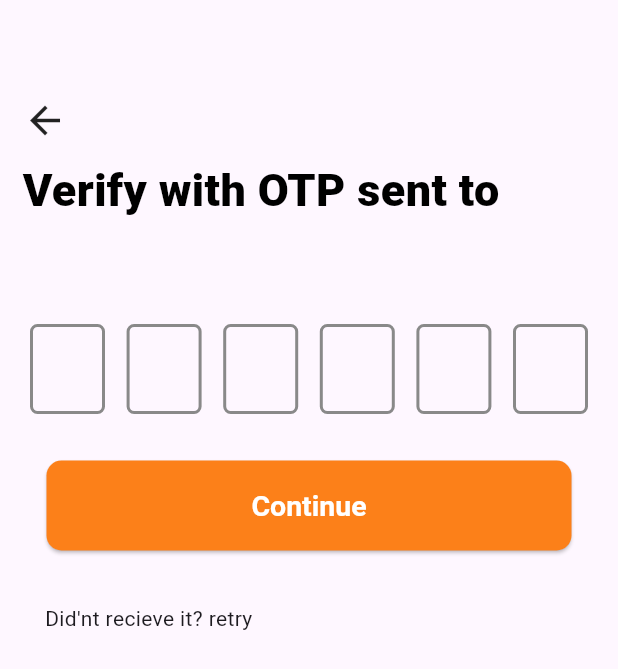
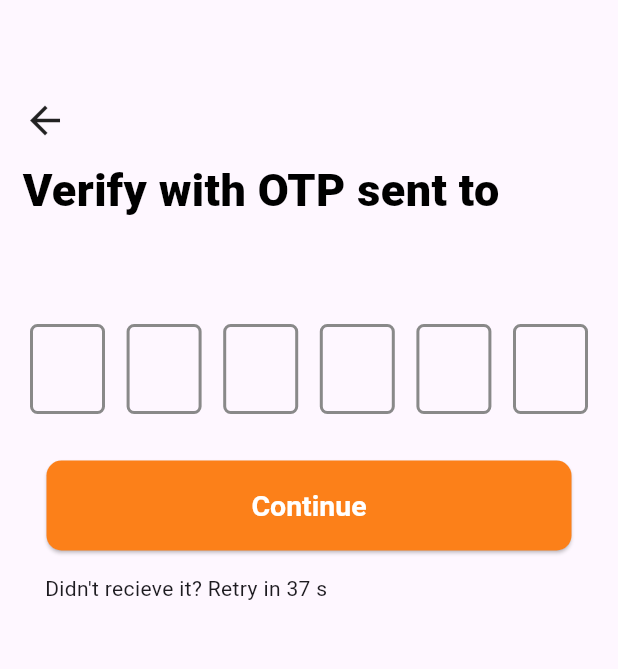
Before and after one commit to hamad-mf/swiggy_clone_project, a Flutter app: the OtpVerificationScreen screen opened directly with empty values, after a tap on the "close" icon, on a phone screen of 412 x 824 dp. Shown: the top 669 px of the screen. Run offline on Flutter 3.47's test engine with Material 3 defaults, Android fonts, the phone set to English and light mode, and no system bars; drawn by our look-alikes of pin_code_fields.

Commit message:
final changes completed for otp verification loign(logic,design)

```diff
--- a/lib/View/Login Screen/login_screen.dart
+++ b/lib/View/Login Screen/login_screen.dart
@@ -2,7 +2,6 @@ import 'dart:math';
 import 'package:flutter/material.dart';
 import 'package:swiggy_clone_project/View/Global_widgets/common_button.dart';
 
-import 'package:swiggy_clone_project/View/temp/temp.dart';
 import 'package:swiggy_clone_project/utils/constants/color_constants.dart';
 
 import 'package:swiggy_clone_project/View/otp Verification Screen/otp_verification_screen.dart';
--- a/lib/View/otp Verification Screen/otp_verification_screen.dart
+++ b/lib/View/otp Verification Screen/otp_verification_screen.dart
@@ -9,8 +9,7 @@ class OtpVerificationScreen extends StatefulWidget {
   final String otp;
   final String mobno;
 
-  const OtpVerificationScreen(
-      {required this.mobno, required this.otp, super.key});
+  OtpVerificationScreen({required this.mobno, required this.otp, super.key});
 
   @override
   State<OtpVerificationScreen> createState() => _OtpVerificationScreenState();
@@ -18,14 +17,35 @@ class OtpVerificationScreen extends StatefulWidget {
 
 class _OtpVerificationScreenState extends State<OtpVerificationScreen> {
   TextEditingController _otpcontroller = TextEditingController();
-  bool _showbanner = true;
-  int _timerseconds = 5;
-  Timer? _timer;
+  bool _showbanner = true; //to show the banner with the otp
+  int _timerseconds = 30; // time limit to show the otp banner
+  Timer? _timer; //timer for the banner
+  bool _showRetryButton = false; // to on or off the retry button
+  Timer? _retryTimer; //timer  for to get the retry button visible
+  int _retryTimerSeconds = 40; //set the time limit ot visible the retry button
 
   @override
   void initState() {
     super.initState();
-    _starttimer();
+    _starttimer(); //this will start the otp bannertime
+    _startRetryTimer(); //this will start the retry button visibile timer
+  }
+
+  void _startRetryTimer() {
+    //start the rerty countdown timer
+    _retryTimer = Timer.periodic(Duration(seconds: 1), (timer) {
+      if (_retryTimerSeconds > 0) {
+        setState(() {
+          _retryTimerSeconds--; //decrease the countdown in each 1 sec
+        });
+      } else {
+        //what happens when the timer finishes
+        setState(() {
+          _showRetryButton = true; //this will show the retry button
+        });
+        _retryTimer?.cancel(); //to off the retry timer
+      }
+    });
   }
 
   void _starttimer() {
@@ -50,6 +70,13 @@ class _OtpVerificationScreenState extends State<OtpVerificationScreen> {
       _showbanner = false;
       _timer?.cancel();
     });
+  }
+
+  @override
+  void dispose() {
+    _timer?.cancel(); //cancel the otp banner timer
+    _retryTimer?.cancel(); // cancel the retry countodn timer
+    super.dispose();
   }
 
   @override
@@ -114,14 +141,17 @@ class _OtpVerificationScreenState extends State<OtpVerificationScreen> {
                               setState(() {
                                 if (_otpcontroller.text == widget.otp) {
                                   ScaffoldMessenger.of(context).showSnackBar(
-                                    SnackBar(content: Text("OTP verified"),
+                                    SnackBar(
+                                      content: Text("OTP verified"),
                                     ),
                                   );
 
                                   Navigator.push(
                                       context,
                                       MaterialPageRoute(
-                                          builder: (context) => HomeScreen(otp: '',)));
+                                          builder: (context) => HomeScreen(
+                                                otp: '',
+                                              )));
                                 } else {
                                   ScaffoldMessenger.of(context).showSnackBar(
                                     SnackBar(content: Text("invalid OTP")),
@@ -131,45 +161,90 @@ class _OtpVerificationScreenState extends State<OtpVerificationScreen> {
                             }),
                         Padding(
                           padding: const EdgeInsets.only(
-                              left: 15, top: 35, right: 15),
+                              left: 15, top: 15, right: 15),
                           child: Row(
                             children: [
-                              Text("Did'nt recieve it? "),
-                              InkWell(
-                                onTap: () {
-                                  setState(() {
-                                    _showbanner = true; // Reshow the banner
-                                    _timerseconds =
-                                        5; // Reset the timer seconds
-                                  });
-                                  _starttimer(); // Restart the timer
-                                },
-                                child: Text("retry"),
-                              ),
+                              if (!_showRetryButton)
+                                Text(
+                                    "Didn't recieve it? Retry in $_retryTimerSeconds s"),
+                              if (_showRetryButton)
+                                Row(
+                                  children: [
+                                    Text(
+                                      "Retry via:",
+                                      style: TextStyle(
+                                        fontSize: 16,
+                                      ),
+                                    ),
+                                    SizedBox(
+                                      width: 12,
+                                    ),
+                                    ElevatedButton(
+                                        style: ButtonStyle(
+                                            minimumSize: WidgetStatePropertyAll(
+                                                Size(50, 50)),
+                                            shape: WidgetStatePropertyAll(
+                                                RoundedRectangleBorder(
+                                                    borderRadius: BorderRadius
+                                                        .circular(6))),
+                                            backgroundColor:
+                                                WidgetStatePropertyAll(
+                                                    const Color.fromARGB(
+                                                            255, 239, 236, 209)
+                                                        .withOpacity(0.1))),
+                                        child: Text(
+                                          "OTP",
+                                          style: TextStyle(
+                                              color: Colors.red,
+                                              fontSize: 18,
+                                              fontWeight: FontWeight.bold),
+                                        ),
+                                        onPressed: () {
+                                          //reset both timers and show the banner agin
+                                          setState(() {
+                                            _showbanner =
+                                                true; //this will show the banner again
+                                            _timerseconds =
+                                                30; // reset the otp banner time to 5 sec
+                                            _retryTimerSeconds =
+                                                40; //sets the retyr timer to 30 again
+                                            _showRetryButton =
+                                                false; //this will hide the retry button agi
+                                          });
+                                          _starttimer(); //restarts the otp banner time
+                                          _startRetryTimer(); //restarts the retry  countowndn
+                                        }),
+                                  ],
+                                )
                             ],
                           ),
                         ),
                         SizedBox(
-                          height: 152,
+                          height: 120,
                         ),
                       ],
                     ),
                   ),
                   Positioned(
-                    top: 290,
+                    top: 250,
                     right: 0,
                     left: 0,
                     child: AnimatedOpacity(
                       opacity: _showbanner ? 1.0 : 00,
                       duration: Duration(milliseconds: 700),
                       child: Container(
-                        color: ColorConstants.primaryColor,
-                        padding: EdgeInsets.all(8),
+                        decoration: BoxDecoration(
+                            color: ColorConstants.primaryColor,
+                            borderRadius: BorderRadius.circular(12)),
+                        padding: EdgeInsets.all(5),
                         child: Row(
                           mainAxisAlignment: MainAxisAlignment.spaceBetween,
                           children: [
+                            SizedBox(
+                              width: 1,
+                            ),
                             Text(
-                              "Your OTP is ${widget.otp}",
+                              "Your OTP is   ${widget.otp}",
                               style: TextStyle(
                                   color: ColorConstants.mainwhite,
                                   fontSize: 18,
```
